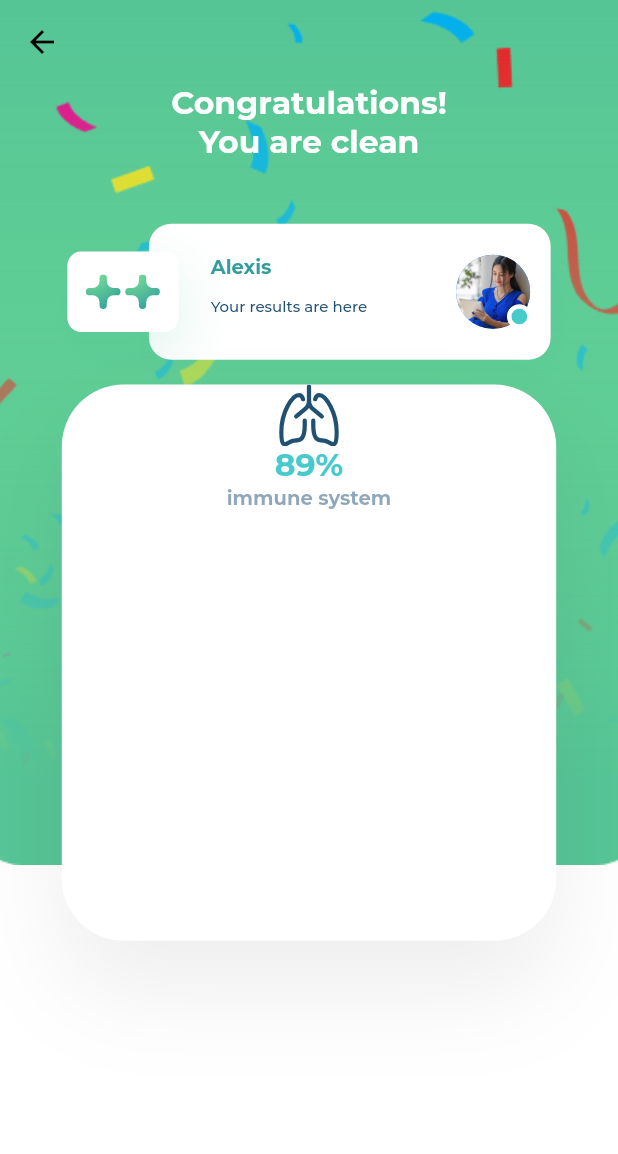
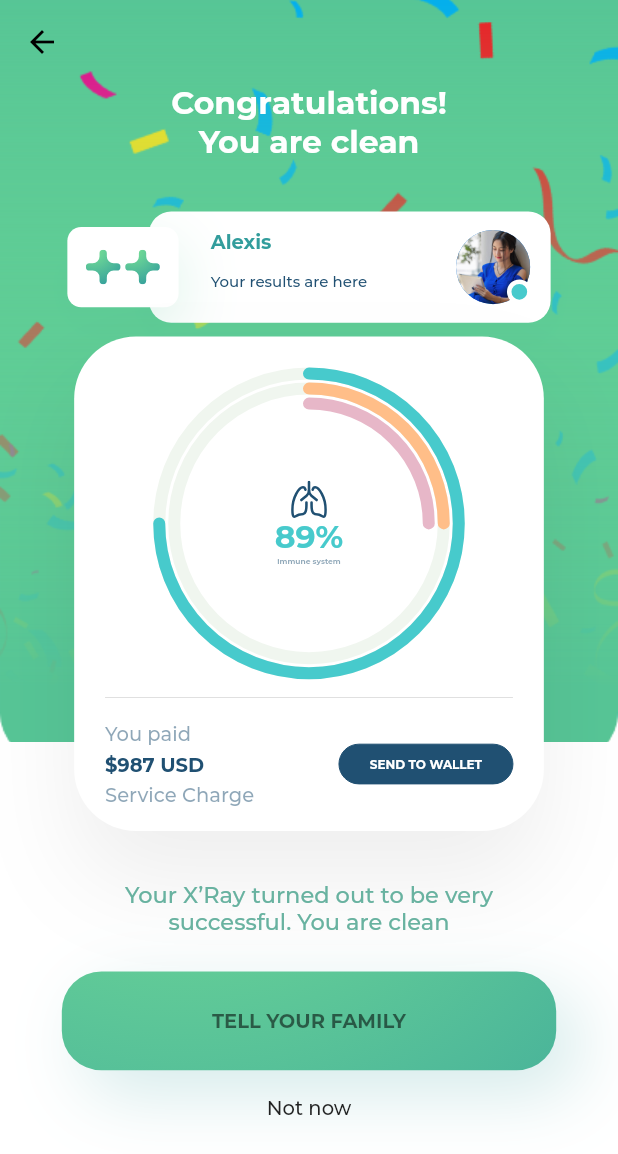
Before and after one commit to kaungphyowai/health_care_flutter, a Flutter app: the HomeScreen screen opened by its route, after a tap on "VIEW YOUR PROFILE", on a phone screen of 412 x 824 dp. Shown: the top 1154 px of the screen. Run offline on Flutter 3.47's test engine with Material 2 defaults, Android fonts, the phone set to English and light mode, and no system bars; our stand-ins replace flutter_svg; project files that could hold a hidden picture were left out.

Commit message:
Rough Design complete but need to polish. List of Screens that need to polish - 1. OTPScreen(Need to add color to the otp textfield) 2. Need to polish the home screen and detail screen

```diff
--- a/lib/constants.dart
+++ b/lib/constants.dart
@@ -53,9 +53,12 @@ Color nameColour = Color(0xff205072);
 Color tradeMarkColour = Color(0xff56C596);
 Color color2 = Color(0xff68B2A0);
 Color color4 = Color(0xffE0ECDE);
+Color color3 = Color(0xffCDE0C9);
 Color errorColor = Color(0xffF75010);
 Color color1ter = Color(0xff47CACC);
 Color color2ter = Color(0xffCDB3D4);
+Color color3ter = Color(0xffE7B7C8);
+Color color4ter = Color(0xffFFBE88);
 BoxShadow shadow1 = BoxShadow(
   color: Color(0xffffffff).withOpacity(21),
   blurRadius: 13,
--- a/lib/home/components/specialist_container.dart
+++ b/lib/home/components/specialist_container.dart
@@ -22,7 +22,10 @@ class SpecialistContainer extends StatelessWidget {
           Align(
             alignment: Alignment.centerRight,
             child: Container(
-              padding: EdgeInsets.only(left: getProportionateScreenWidth(10)),
+              padding: EdgeInsets.only(
+                left: getProportionateScreenWidth(6),
+                top: getProportionateScreenWidth(1),
+              ),
               height: getProportionateScreenHeight(10),
               width: SizeConfig.screenWidth * 0.6,
               decoration: BoxDecoration(
@@ -38,6 +41,7 @@ class SpecialistContainer extends StatelessWidget {
                     BorderRadius.circular(getProportionateScreenHeight(7) / 6),
               ),
               child: Row(
+                mainAxisAlignment: MainAxisAlignment.spaceBetween,
                 children: [
                   Column(
                     mainAxisAlignment: MainAxisAlignment.center,
@@ -85,6 +89,8 @@ class SpecialistContainer extends StatelessWidget {
                           ),
                         ],
                       ),
+                    ],
+                  ),
                   CustomContainer(
                     onTap: () {},
                     borderwidth: 1,
@@ -93,8 +99,6 @@ class SpecialistContainer extends StatelessWidget {
                     textcolor: color2ter,
                     text: "Book",
                   )
-                    ],
-                  ),
                 ],
               ),
             ),
--- a/lib/profile/components/circle_painter.dart
+++ b/lib/profile/components/circle_painter.dart
@@ -1,9 +1,50 @@
+import 'dart:math';
+
 import 'package:flutter/material.dart';
+import 'package:health_care_flutter/SizeConfig.dart';
+import 'package:health_care_flutter/constants.dart';
 
 class CirclePainter extends CustomPainter {
   @override
   void paint(Canvas canvas, Size size) {
     // TODO: implement paint
+    Paint bgPaint = Paint()
+      ..color = color3.withOpacity(0.3)
+      ..style = PaintingStyle.stroke
+      ..strokeWidth = 8;
+
+    Paint outermostCompletePaint = Paint()
+      ..color = color1ter
+      ..style = PaintingStyle.stroke
+      ..strokeWidth = 8
+      ..strokeCap = StrokeCap.round;
+    Paint middleCompletePaint = Paint()
+      ..color = color4ter
+      ..style = PaintingStyle.stroke
+      ..strokeWidth = 8
+      ..strokeCap = StrokeCap.round;
+    Paint innermostCompletePaint = Paint()
+      ..color = color3ter
+      ..style = PaintingStyle.stroke
+      ..strokeWidth = 8
+      ..strokeCap = StrokeCap.round;
+    Offset center = Offset(size.width / 2, size.height / 2);
+    double radius = size.width > size.height ? size.height / 2 : size.width / 2;
+    double radius2 =
+        size.width > size.height ? size.height / 2 - 10 : size.width / 2 - 10;
+    double radius3 =
+        size.width > size.height ? size.height / 2 - 20 : size.width / 2 - 20;
+
+    canvas.drawCircle(center, radius, bgPaint);
+    canvas.drawCircle(center, radius2, bgPaint);
+    canvas.drawArc(Rect.fromCircle(center: center, radius: radius), -pi / 2,
+        3 * pi / 2, false, outermostCompletePaint);
+
+    canvas.drawArc(Rect.fromCircle(center: center, radius: radius2), -pi / 2,
+        pi / 2, false, middleCompletePaint);
+
+    canvas.drawArc(Rect.fromCircle(center: center, radius: radius3), -pi / 2,
+        pi / 2, false, innermostCompletePaint);
   }
 
   @override
--- a/lib/profile/components/profile_body.dart
+++ b/lib/profile/components/profile_body.dart
@@ -1,6 +1,8 @@
 import 'package:flutter/material.dart';
 import 'package:flutter_svg/flutter_svg.dart';
 import 'package:health_care_flutter/SizeConfig.dart';
+import 'package:health_care_flutter/components/custom_container.dart';
+import 'package:health_care_flutter/components/default_button.dart';
 import 'package:health_care_flutter/components/online_user.dart';
 import 'package:health_care_flutter/constants.dart';
 import 'package:health_care_flutter/turn_on_notificaiton/components/logoContainer.dart';
@@ -36,13 +38,31 @@ class ProfileBody extends StatelessWidget {
               ),
         ),
         SizedBox(
-          height: getProportionateScreenHeight(5),
+          height: getProportionateScreenHeight(3),
         ),
         buildProfileStack(),
         SizedBox(
+          height: 1,
+        ),
+        buildStatus(context),
+        SizedBox(
+          height: getProportionateScreenHeight(4),
+        ),
+        Text(
+          "Your X’Ray turned out to be very\nsuccessful. You are clean",
+          textAlign: TextAlign.center,
+          style: Theme.of(context).textTheme.bodyText1.copyWith(
+                color: color2,
+              ),
+        ),
+        SizedBox(
+          height: getProportionateScreenHeight(3),
+        ),
+        DefaultButton(text: "TELL YOUR FAMILY", onPress: () {}),
+        SizedBox(
           height: getProportionateScreenHeight(2),
         ),
-        buildStatus(context),
+        Text("Not now")
       ],
     );
   }
@@ -50,7 +70,13 @@ class ProfileBody extends StatelessWidget {
   Container buildStatus(context) {
     return Container(
       margin: EdgeInsets.symmetric(
-        horizontal: getProportionateScreenWidth(10),
+        horizontal: getProportionateScreenWidth(12),
+      ),
+      padding: EdgeInsets.only(
+        right: getProportionateScreenWidth(5),
+        left: getProportionateScreenWidth(5),
+        top: getProportionateScreenHeight(3),
+        bottom: getProportionateScreenHeight(2),
       ),
       decoration: BoxDecoration(
           color: Colors.white,
@@ -63,15 +89,24 @@ class ProfileBody extends StatelessWidget {
           ],
           borderRadius:
               BorderRadius.circular(getProportionateScreenWidth(80) / 8)),
-      height: SizeConfig.screenHeight * 0.45,
+      height: SizeConfig.screenHeight * 0.4,
+      width: double.infinity,
+      child: Column(
+        children: [
+          Expanded(
+            child: Container(
+              margin: EdgeInsets.symmetric(
+                horizontal: getProportionateScreenWidth(5),
+              ),
               width: double.infinity,
               child: CustomPaint(
                 foregroundPainter: CirclePainter(),
                 child: Column(
+                  mainAxisAlignment: MainAxisAlignment.center,
                   children: [
                     SvgPicture.asset(
                       "assets/icons/lungs.svg",
-              height: getProportionateScreenHeight(5),
+                      height: getProportionateScreenHeight(3),
                     ),
                     Text(
                       "89%",
@@ -83,10 +118,63 @@ class ProfileBody extends StatelessWidget {
                       "immune system",
                       style: Theme.of(context).textTheme.subtitle1.copyWith(
                             color: nameColour.withOpacity(0.5),
+                            fontSize: 5,
                           ),
                     )
                   ],
                 ),
+              ),
+            ),
+          ),
+          SizedBox(
+            height: getProportionateScreenHeight(1),
+          ),
+          Divider(),
+          SizedBox(
+            height: getProportionateScreenHeight(1),
+          ),
+          Row(
+            mainAxisAlignment: MainAxisAlignment.spaceBetween,
+            children: [
+              Column(
+                crossAxisAlignment: CrossAxisAlignment.start,
+                children: [
+                  Text(
+                    "You paid",
+                    style: Theme.of(context).textTheme.bodyText2.copyWith(
+                          color: nameColour.withOpacity(0.5),
+                        ),
+                  ),
+                  SizedBox(
+                    height: getProportionateScreenWidth(1),
+                  ),
+                  Text(
+                    "\$987 USD",
+                    style: Theme.of(context).textTheme.headline4.copyWith(
+                          color: nameColour,
+                        ),
+                  ),
+                  SizedBox(
+                    height: getProportionateScreenWidth(1),
+                  ),
+                  Text(
+                    "Service Charge",
+                    style: Theme.of(context).textTheme.bodyText2.copyWith(
+                          color: nameColour.withOpacity(0.5),
+                        ),
+                  ),
+                ],
+              ),
+              CustomContainer(
+                  color: nameColour,
+                  text: "SEND TO WALLET",
+                  bordercolor: nameColour,
+                  textcolor: Colors.white,
+                  borderwidth: 0,
+                  onTap: () {})
+            ],
+          )
+        ],
       ),
     );
   }
@@ -94,7 +182,7 @@ class ProfileBody extends StatelessWidget {
   Container buildBackgroundImage() {
     return Container(
       width: SizeConfig.screenWidth,
-      height: SizeConfig.screenHeight * 0.7,
+      height: SizeConfig.screenHeight * 0.6,
       decoration: BoxDecoration(
           image: DecorationImage(
               fit: BoxFit.cover,
--- a/lib/turn_on_notificaiton/components/notificatioContainer.dart
+++ b/lib/turn_on_notificaiton/components/notificatioContainer.dart
@@ -16,11 +16,11 @@ class NotifiContainer extends StatelessWidget {
   Widget build(BuildContext context) {
     return Container(
       width: SizeConfig.screenWidth * 0.65,
-      height: getProportionateScreenHeight(11),
+      height: getProportionateScreenHeight(9),
       padding: EdgeInsets.only(
         left: getProportionateScreenWidth(10),
-        top: getProportionateScreenWidth(5),
-        bottom: getProportionateScreenWidth(5),
+        top: getProportionateScreenWidth(3),
+        bottom: getProportionateScreenWidth(3),
         right: getProportionateScreenWidth(20),
       ),
       decoration: BoxDecoration(
```
Lines whose indentation alone changed are shown as unchanged.
